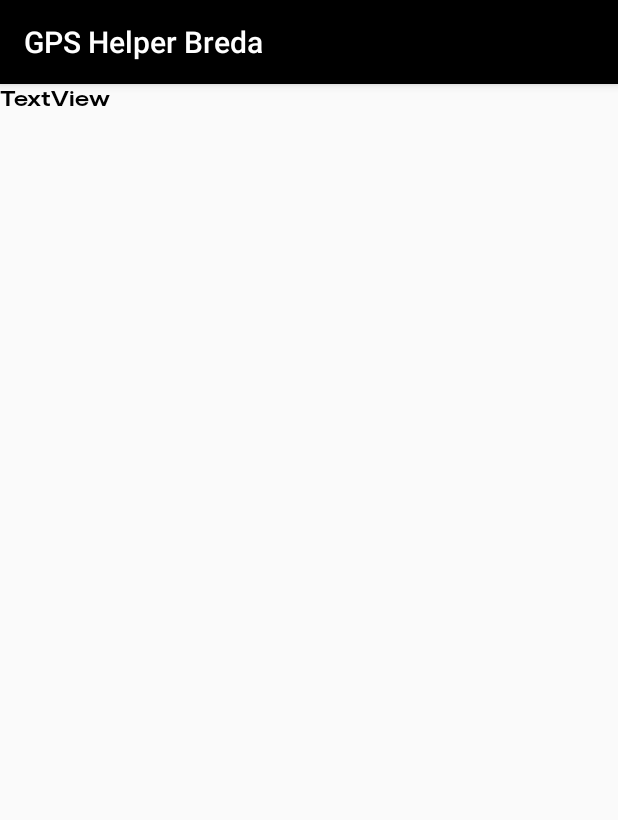
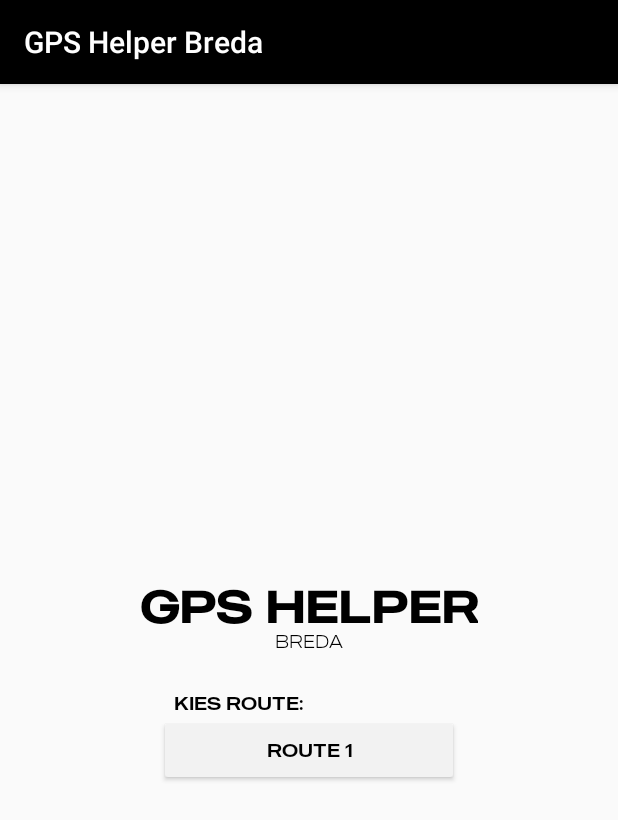
Before and after one commit to noahwalsmits/GpsHelperBreda, an Android app: the screen it shows after launch (MainActivity), on a phone screen of 412 x 824 dp. Shown: the top 820 px of the screen. Run offline under Robolectric (Android 15) with nearby library versions, the phone set to English and light mode, and no system bars.

Commit message:
Customized MainActivity

```diff
--- a/app/src/main/res/layout/activity_main.xml
+++ b/app/src/main/res/layout/activity_main.xml
@@ -6,12 +6,79 @@
     android:layout_height="match_parent"
     tools:context=".activity.MainActivity">
 
-    <TextView
-        android:id="@+id/textView"
+    <androidx.constraintlayout.widget.ConstraintLayout
+        android:id="@+id/MainBox"
         android:layout_width="wrap_content"
         android:layout_height="wrap_content"
-        android:text="TextView"
-        android:textAppearance="@style/LogoHeader"
-        tools:layout_editor_absoluteX="143dp"
-        tools:layout_editor_absoluteY="141dp" />
+        android:layout_marginTop="15dp"
+        app:layout_constraintBottom_toBottomOf="parent"
+        app:layout_constraintEnd_toEndOf="parent"
+        app:layout_constraintStart_toStartOf="parent"
+        app:layout_constraintTop_toTopOf="parent">
+
+        <androidx.constraintlayout.widget.ConstraintLayout
+            android:id="@+id/logoBox"
+            android:layout_width="wrap_content"
+            android:layout_height="wrap_content"
+            app:layout_constraintEnd_toEndOf="parent"
+            app:layout_constraintStart_toStartOf="parent"
+            app:layout_constraintTop_toTopOf="parent">
+
+            <TextView
+                android:id="@+id/logo"
+                android:layout_width="wrap_content"
+                android:layout_height="wrap_content"
+                android:text="@string/logo_name"
+                android:textAppearance="@style/Logo"
+                app:layout_constraintBottom_toBottomOf="parent"
+                app:layout_constraintEnd_toEndOf="parent"
+                app:layout_constraintStart_toStartOf="parent"
+                app:layout_constraintTop_toTopOf="parent" />
+
+            <TextView
+                android:id="@+id/logoSubtext"
+                android:layout_width="wrap_content"
+                android:layout_height="wrap_content"
+                android:layout_marginTop="35dp"
+                android:text="@string/logo_location"
+                android:textAppearance="@style/LogoSubText"
+                app:layout_constraintEnd_toEndOf="@+id/logo"
+                app:layout_constraintStart_toStartOf="@+id/logo"
+                app:layout_constraintTop_toTopOf="@+id/logo" />
+        </androidx.constraintlayout.widget.ConstraintLayout>
+
+        <androidx.constraintlayout.widget.ConstraintLayout
+            android:id="@+id/RouteBox"
+            android:layout_width="wrap_content"
+            android:layout_height="wrap_content"
+            android:layout_marginTop="15dp"
+            app:layout_constraintEnd_toEndOf="@+id/logoBox"
+            app:layout_constraintStart_toStartOf="@+id/logoBox"
+            app:layout_constraintTop_toBottomOf="@+id/logoBox">
+
+            <TextView
+                android:id="@+id/RouteSelectorText"
+                android:layout_width="wrap_content"
+                android:layout_height="wrap_content"
+                android:layout_margin="10dp"
+                android:text="@string/RouteSelectorText"
+                android:textAppearance="@style/Header"
+                app:layout_constraintStart_toStartOf="parent"
+                app:layout_constraintTop_toTopOf="parent" />
+
+            <Button
+                android:id="@+id/route"
+                style="@style/RouteButton"
+                android:layout_width="200dp"
+                android:layout_height="47dp"
+                android:backgroundTint="@color/colorAccent"
+                android:text="@string/Route"
+                android:textAppearance="@style/ButtonText"
+                app:layout_constraintEnd_toEndOf="parent"
+                app:layout_constraintStart_toStartOf="parent"
+                app:layout_constraintTop_toBottomOf="@+id/RouteSelectorText" />
+        </androidx.constraintlayout.widget.ConstraintLayout>
+
+    </androidx.constraintlayout.widget.ConstraintLayout>
+
 </androidx.constraintlayout.widget.ConstraintLayout>
--- /dev/null
+++ b/app/src/main/res/layout/logo.xml
@@ -0,0 +1,6 @@
+<?xml version="1.0" encoding="utf-8"?>
+<logo xmlns:android="http://schemas.android.com/apk/res/android"
+    android:layout_width="match_parent"
+    android:layout_height="wrap_content">
+
+</logo>
--- a/app/src/main/res/values/strings.xml
+++ b/app/src/main/res/values/strings.xml
@@ -1,4 +1,8 @@
 <resources>
     <string name="app_name">GPS Helper Breda</string>
+    <string name="logo_name">GPS Helper</string>
+    <string name="logo_location">Breda</string>
     <string name="title_activity_maps">Map</string>
+    <string name="RouteSelectorText">Kies route:</string>
+    <string name="Route">Route 1</string>
 </resources>
--- a/app/src/main/res/values/styles.xml
+++ b/app/src/main/res/values/styles.xml
@@ -7,9 +7,34 @@
         <item name="colorPrimaryDark">@color/colorPrimaryDark</item>
         <item name="colorAccent">@color/colorAccent</item>
     </style>
-    <style name="LogoHeader" parent="TextAppearance.AppCompat">
+    <style name="Logo" parent="TextAppearance.AppCompat">
         <item name="android:textColor">@color/colorPrimary</item>
         <item name="android:fontFamily">@font/made</item>
+        <item name="android:textAllCaps">true</item>
+        <item name="android:textSize">30sp</item>
+        <item name="android:textStyle">bold</item>
+    </style>
+    <style name="LogoSubText" parent="TextAppearance.AppCompat">
+        <item name="android:textColor">@color/colorPrimary</item>
+        <item name="android:fontFamily">@font/made_light</item>
+        <item name="android:textAllCaps">true</item>
+        <item name="android:textSize">12sp</item>
+    </style>
+    <style name="Header" parent="TextAppearance.AppCompat">
+        <item name="android:textColor">@color/colorPrimary</item>
+        <item name="android:fontFamily">@font/made</item>
+        <item name="android:textAllCaps">true</item>
+        <item name="android:textSize">12sp</item>
+    </style>
+    <style name="ButtonText" parent="TextAppearance.AppCompat">
+        <item name="android:textColor">@color/colorPrimary</item>
+        <item name="android:fontFamily">@font/made</item>
+        <item name="android:textAllCaps">true</item>
+        <item name="android:textSize">12sp</item>
+    </style>
+
+    <style name="RouteButton" parent="Theme.AppCompat.Light.NoActionBar">
+        <item name="colorAccent">@color/colorAccent</item>
     </style>
 
 </resources>
```
Also changed, not shown: app/src/main/res/font/made_light.otf (added).
